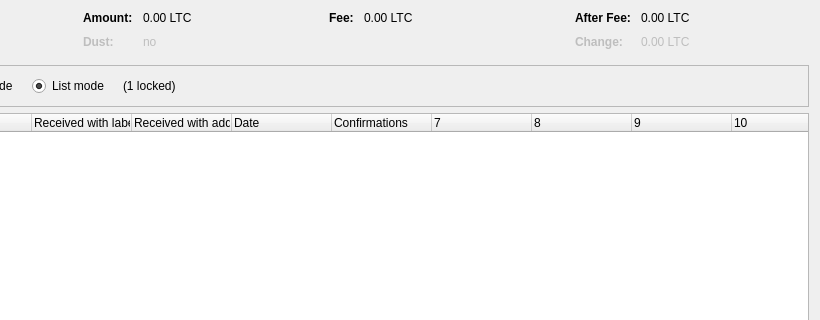
Qt form src/qt/forms/coincontroldialog.ui (litebitcoins/litebitcoin) before a commit; both pictures show x 180 to 1000 and y 0 to 320 of the 1000 by 500 pixel window.
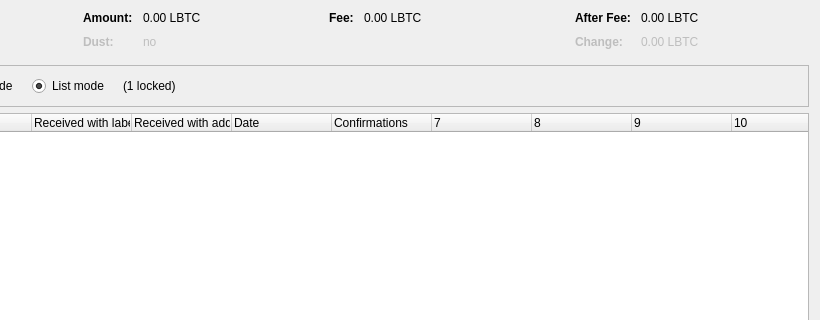
The same form after that commit. Custom widgets are drawn as their Qt base class.

Commit message: Change tinker from LTC to LBTC

```diff
--- a/src/qt/forms/coincontroldialog.ui
+++ b/src/qt/forms/coincontroldialog.ui
@@ -132,7 +132,7 @@
           <enum>Qt::ActionsContextMenu</enum>
          </property>
          <property name="text">
-          <string notr="true">0.00 LTC</string>
+          <string notr="true">0.00 LBTC</string>
          </property>
          <property name="textInteractionFlags">
           <set>Qt::LinksAccessibleByMouse|Qt::TextSelectableByKeyboard|Qt::TextSelectableByMouse</set>
@@ -212,7 +212,7 @@
           <enum>Qt::ActionsContextMenu</enum>
          </property>
          <property name="text">
-          <string notr="true">0.00 LTC</string>
+          <string notr="true">0.00 LBTC</string>
          </property>
          <property name="textInteractionFlags">
           <set>Qt::LinksAccessibleByMouse|Qt::TextSelectableByKeyboard|Qt::TextSelectableByMouse</set>
@@ -257,7 +257,7 @@
           <enum>Qt::ActionsContextMenu</enum>
          </property>
          <property name="text">
-          <string notr="true">0.00 LTC</string>
+          <string notr="true">0.00 LBTC</string>
          </property>
          <property name="textInteractionFlags">
           <set>Qt::LinksAccessibleByMouse|Qt::TextSelectableByKeyboard|Qt::TextSelectableByMouse</set>
@@ -292,7 +292,7 @@
           <enum>Qt::ActionsContextMenu</enum>
          </property>
          <property name="text">
-          <string notr="true">0.00 LTC</string>
+          <string notr="true">0.00 LBTC</string>
          </property>
          <property name="textInteractionFlags">
           <set>Qt::LinksAccessibleByMouse|Qt::TextSelectableByKeyboard|Qt::TextSelectableByMouse</set>
```
The commit also changes 17 other files.
